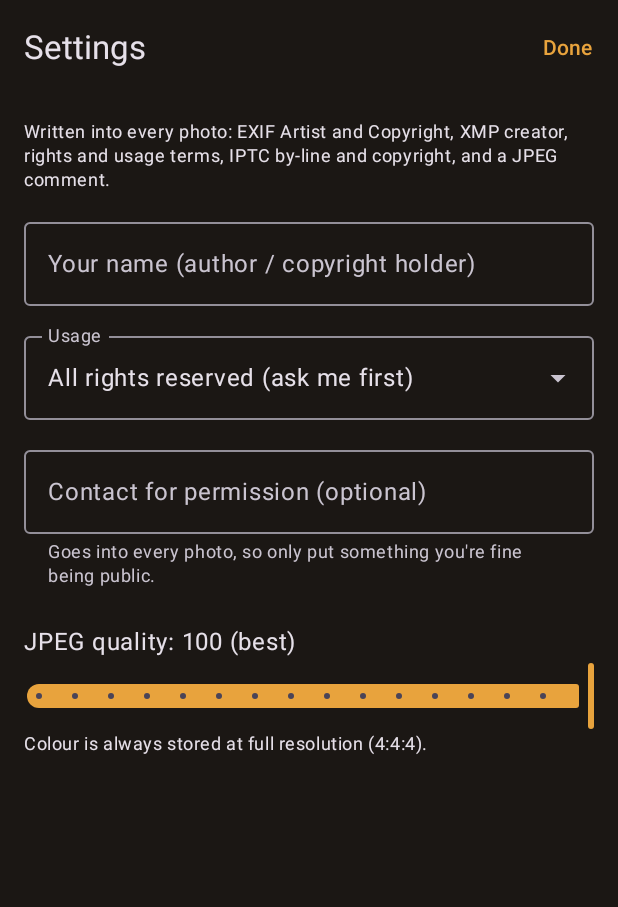
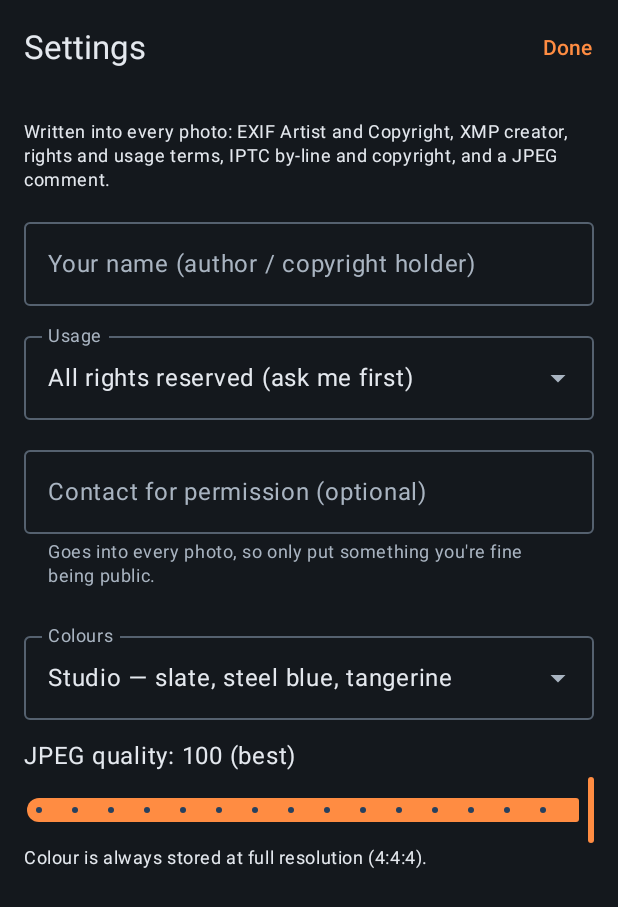
Before and after one commit to BarionStoneface/EtTu-Tiff, an Android app built with Jetpack Compose: the screen it shows after launch (MainActivity), after a tap on "Settings", on a phone screen of 412 x 824 dp. Shown: the top 907 px of the screen. Run offline under Robolectric (Android 15) with nearby library versions, the phone set to English and light mode, and no system bars.

Commit message:
Fix keyboard gap, add finish screen with photo/folder links, colour themes
- Keyboard inset applied once; the Convert bar hides while typing.
- Done screen shows where each roll's JPEGs are, with View photos,
  Open folder and Back to home.
- Themes: Studio (new default: slate, steel blue, tangerine), Daylight,
  Darkroom, and Match my phone's wallpaper colours.

Co-Authored-By: Claude Opus 5.5 <noreply@anthropic.com>
Claude-Session: https://claude.ai/code/session_013qUTYWtfU7oaXX5f4yReGR

```diff
--- a/android/app/src/main/java/com/barion/filmscans/MainActivity.kt
+++ b/android/app/src/main/java/com/barion/filmscans/MainActivity.kt
@@ -1,15 +1,15 @@
 package com.barion.filmscans
 
+import android.graphics.Color
 import android.os.Bundle
 import android.view.WindowManager
 import androidx.activity.ComponentActivity
+import androidx.activity.SystemBarStyle
 import androidx.activity.compose.setContent
 import androidx.activity.enableEdgeToEdge
 import androidx.activity.viewModels
 import androidx.compose.material3.MaterialTheme
-import androidx.compose.material3.darkColorScheme
 import androidx.compose.runtime.LaunchedEffect
-import androidx.compose.ui.graphics.Color
 
 class MainActivity : ComponentActivity() {
     private val model: AppModel by viewModels()
@@ -18,24 +18,19 @@ class MainActivity : ComponentActivity() {
         super.onCreate(savedInstanceState)
         enableEdgeToEdge()
         setContent {
+            val theme = model.theme
+            // Status bar icons follow the app's theme, not the phone's dark mode.
+            LaunchedEffect(theme) {
+                val bars = if (theme.dark) SystemBarStyle.dark(Color.TRANSPARENT)
+                else SystemBarStyle.light(Color.TRANSPARENT, Color.TRANSPARENT)
+                enableEdgeToEdge(statusBarStyle = bars, navigationBarStyle = bars)
+            }
             // Keep the screen on while converting, so the phone doesn't sleep mid-roll.
             LaunchedEffect(model.phase) {
                 if (model.phase == Phase.Converting) window.addFlags(WindowManager.LayoutParams.FLAG_KEEP_SCREEN_ON)
                 else window.clearFlags(WindowManager.LayoutParams.FLAG_KEEP_SCREEN_ON)
             }
-            MaterialTheme(colorScheme = Colors) { App(model) }
+            MaterialTheme(colorScheme = theme.colors(this)) { App(model) }
         }
     }
 }
-
-private val Colors = darkColorScheme(
-    primary = Color(0xFFE8A33D),
-    onPrimary = Color(0xFF2A1A00),
-    secondary = Color(0xFFD9C2A6),
-    background = Color(0xFF1B1714),
-    surface = Color(0xFF1B1714),
-    surfaceVariant = Color(0xFF2B2520),
-    surfaceContainer = Color(0xFF26211D),
-    surfaceContainerHigh = Color(0xFF2E2823),
-    error = Color(0xFFFF8A80),
-)
--- a/android/app/src/main/java/com/barion/filmscans/Rolls.kt
+++ b/android/app/src/main/java/com/barion/filmscans/Rolls.kt
@@ -56,6 +56,7 @@ class ScanFile(
     val error: String?,
 ) {
     var newName by mutableStateOf(stem(name))
+    @Volatile var done = false
 }
 
 class Roll(
@@ -80,6 +81,8 @@ class Roll(
     var deleteSidecars by mutableStateOf(true)
     var dateOverride by mutableStateOf("")
     var include by mutableStateOf(true)
+    /** The folder's address after renaming (renaming changes it). */
+    var outputUri: Uri? = null
 
     val undated get() = files.count { !it.date.embedded }
     val scanners get() = files.mapNotNull { it.scanner }.distinct()
@@ -263,6 +266,7 @@ object Rolls {
         if (newName.isEmpty() || newName == roll.name) return null
         return try {
             val r = DocumentsContract.renameDocument(ctx.contentResolver, roll.folder.uri, newName)
+            roll.outputUri = r
             if (r == null) "couldn't rename the folder" else null
         } catch (e: Exception) {
             if (roll.isRoot) "the folder you picked can't be renamed from inside the app; rename it to \"$newName\" in My Files"
--- /dev/null
+++ b/android/app/src/main/java/com/barion/filmscans/Theme.kt
@@ -0,0 +1,97 @@
+package com.barion.filmscans
+
+import android.content.Context
+import android.os.Build
+import androidx.compose.material3.ColorScheme
+import androidx.compose.material3.darkColorScheme
+import androidx.compose.material3.dynamicDarkColorScheme
+import androidx.compose.material3.lightColorScheme
+import androidx.compose.ui.graphics.Color
+
+enum class AppTheme(val label: String, val dark: Boolean) {
+    STUDIO("Studio — slate, steel blue, tangerine", true),
+    DAYLIGHT("Daylight — light grey, blue, tangerine", false),
+    DARKROOM("Darkroom — deep brown, amber safelight", true),
+    SYSTEM("Match my phone's wallpaper colours", true);
+
+    fun colors(ctx: Context): ColorScheme = when (this) {
+        STUDIO -> Studio
+        DAYLIGHT -> Daylight
+        DARKROOM -> Darkroom
+        SYSTEM -> if (Build.VERSION.SDK_INT >= 31) dynamicDarkColorScheme(ctx) else Studio
+    }
+}
+
+private val Tangerine = Color(0xFFFF8C42)
+
+/** The default: blue-tinted charcoal greys, steel blue, and a tangerine highlight. */
+private val Studio = darkColorScheme(
+    primary = Tangerine,
+    onPrimary = Color(0xFF2E1400),
+    primaryContainer = Color(0xFF5C2C0A),
+    onPrimaryContainer = Color(0xFFFFDBC7),
+    secondary = Color(0xFF8FB4E3),
+    onSecondary = Color(0xFF0B1E36),
+    secondaryContainer = Color(0xFF26405F),
+    onSecondaryContainer = Color(0xFFD6E5FA),
+    tertiary = Color(0xFFB7C8DE),
+    background = Color(0xFF14181D),
+    onBackground = Color(0xFFE4E8EE),
+    surface = Color(0xFF14181D),
+    onSurface = Color(0xFFE4E8EE),
+    surfaceVariant = Color(0xFF2A333E),
+    onSurfaceVariant = Color(0xFFA9B4C1),
+    surfaceContainerLowest = Color(0xFF101318),
+    surfaceContainerLow = Color(0xFF191E24),
+    surfaceContainer = Color(0xFF1D232A),
+    surfaceContainerHigh = Color(0xFF232A33),
+    surfaceContainerHighest = Color(0xFF29313B),
+    outline = Color(0xFF55616F),
+    outlineVariant = Color(0xFF36404B),
+    error = Color(0xFFFF8A80),
+)
+
+private val Daylight = lightColorScheme(
+    primary = Color(0xFFD9560B),
+    onPrimary = Color.White,
+    primaryContainer = Color(0xFFFFDBC7),
+    onPrimaryContainer = Color(0xFF3A1600),
+    secondary = Color(0xFF2E5E96),
+    onSecondary = Color.White,
+    secondaryContainer = Color(0xFFD5E4F7),
+    onSecondaryContainer = Color(0xFF0B2442),
+    tertiary = Color(0xFF4A6480),
+    background = Color(0xFFF2F4F7),
+    onBackground = Color(0xFF1A2129),
+    surface = Color(0xFFF2F4F7),
+    onSurface = Color(0xFF1A2129),
+    surfaceVariant = Color(0xFFDDE3EA),
+    onSurfaceVariant = Color(0xFF475361),
+    surfaceContainerLowest = Color.White,
+    surfaceContainerLow = Color(0xFFF8F9FB),
+    surfaceContainer = Color(0xFFFFFFFF),
+    surfaceContainerHigh = Color(0xFFFFFFFF),
+    surfaceContainerHighest = Color(0xFFFFFFFF),
+    outline = Color(0xFF8793A1),
+    outlineVariant = Color(0xFFCBD3DC),
+    error = Color(0xFFBA1A1A),
+)
+
+private val Darkroom = darkColorScheme(
+    primary = Color(0xFFE8A33D),
+    onPrimary = Color(0xFF2A1A00),
+    primaryContainer = Color(0xFF5A3A08),
+    onPrimaryContainer = Color(0xFFFFDDB0),
+    secondary = Color(0xFFD9C2A6),
+    secondaryContainer = Color(0xFF4A3B2B),
+    onSecondaryContainer = Color(0xFFF5E1C8),
+    background = Color(0xFF1B1714),
+    surface = Color(0xFF1B1714),
+    surfaceVariant = Color(0xFF2B2520),
+    surfaceContainerLow = Color(0xFF221D19),
+    surfaceContainer = Color(0xFF26211D),
+    surfaceContainerHigh = Color(0xFF2E2823),
+    surfaceContainerHighest = Color(0xFF342D27),
+    outline = Color(0xFF6B5E52),
+    error = Color(0xFFFF8A80),
+)
--- a/android/app/src/main/java/com/barion/filmscans/Ui.kt
+++ b/android/app/src/main/java/com/barion/filmscans/Ui.kt
@@ -14,7 +14,10 @@ import androidx.compose.foundation.layout.Spacer
 import androidx.compose.foundation.layout.fillMaxSize
 import androidx.compose.foundation.layout.fillMaxWidth
 import androidx.compose.foundation.layout.height
+import androidx.compose.foundation.layout.WindowInsets
+import androidx.compose.foundation.layout.consumeWindowInsets
 import androidx.compose.foundation.layout.imePadding
+import androidx.compose.foundation.layout.isImeVisible
 import androidx.compose.foundation.layout.padding
 import androidx.compose.foundation.layout.width
 import androidx.compose.foundation.lazy.LazyColumn
@@ -51,7 +54,11 @@ import androidx.compose.runtime.remember
 import androidx.compose.runtime.setValue
 import androidx.compose.ui.Alignment
 import androidx.compose.ui.Modifier
+import androidx.compose.ui.platform.LocalContext
+import androidx.compose.ui.text.SpanStyle
+import androidx.compose.ui.text.buildAnnotatedString
 import androidx.compose.ui.text.font.FontWeight
+import androidx.compose.ui.text.withStyle
 import androidx.compose.ui.text.input.KeyboardType
 import androidx.compose.ui.unit.dp
 import com.barion.filmscans.core.FILM_STOCKS
@@ -66,7 +73,7 @@ private val PUSH_OPTIONS = listOf(-2 to "Pull −2", -1 to "Pull −1", 0 to "Bo
 private val DAY = DateTimeFormatter.ofPattern("yyyy-MM-dd")
 private val MINUTE = DateTimeFormatter.ofPattern("yyyy-MM-dd HH:mm")
 
-@OptIn(ExperimentalMaterial3Api::class)
+@OptIn(ExperimentalMaterial3Api::class, ExperimentalLayoutApi::class)
 @Composable
 fun App(m: AppModel) {
     var settings by remember { mutableStateOf(false) }
@@ -80,7 +87,13 @@ fun App(m: AppModel) {
     Scaffold(
         topBar = {
             TopAppBar(
-                title = { Text(if (settings) "Settings" else "Et Tu, Tiff?") },
+                title = {
+                    if (settings) Text("Settings")
+                    else Text(buildAnnotatedString {
+                        append("Et Tu, Tiff")
+                        withStyle(SpanStyle(color = MaterialTheme.colorScheme.primary, fontWeight = FontWeight.Bold)) { append("?") }
+                    })
+                },
                 actions = {
                     if (settings) TextButton(onClick = { m.saveSettings(); settings = false }) { Text("Done") }
                     else if (m.phase != Phase.Converting) TextButton(onClick = { settings = true }) { Text("Settings") }
@@ -88,24 +101,27 @@ fun App(m: AppModel) {
             )
         },
         bottomBar = {
-            if (!settings && m.phase == Phase.Ready) {
+            // Hidden while typing, so the keyboard doesn't push it up over the fields.
+            if (!settings && m.phase == Phase.Ready && !WindowInsets.isImeVisible) {
                 val n = m.rolls.filter { it.include }.sumOf { it.files.size }
                 val blocked = m.rolls.any { it.include && it.problems().isNotEmpty() }
                 Button(
                     onClick = { confirm = true },
                     enabled = n > 0 && !blocked,
-                    modifier = Modifier.fillMaxWidth().padding(16.dp).imePadding(),
+                    modifier = Modifier.fillMaxWidth().padding(16.dp),
                 ) { Text(if (blocked) "Fix the issues marked in red" else "Convert $n scans") }
             }
         },
     ) { pad ->
-        Column(Modifier.padding(pad).fillMaxSize()) {
+        // The keyboard inset is applied once, here, after what the bars already cover.
+        Column(Modifier.padding(pad).consumeWindowInsets(pad).imePadding().fillMaxSize()) {
             when {
                 settings -> SettingsScreen(m)
                 m.phase == Phase.Start -> StartScreen(m) { picker.launch(null) }
                 m.phase == Phase.Scanning -> Busy("Reading scans…", m.status)
                 m.phase == Phase.Ready -> RollList(m)
-                else -> ProgressScreen(m) { m.reset() }
+                m.phase == Phase.Converting -> ProgressScreen(m)
+                else -> DoneScreen(m)
             }
         }
     }
@@ -119,8 +135,8 @@ private fun StartScreen(m: AppModel, pick: () -> Unit) {
         Text("Turns folders of TIFF scans into full-quality JPEGs, one roll per folder.",
             style = MaterialTheme.typography.bodyLarge)
         Text("Keeps the pixels, colour profile, DPI, scanner and original scan date. Drops location and " +
-            "everything else, then adds your camera, film, push/pull and copyright. Deletes each TIFF only " +
-            "after its JPEG checks out.", style = MaterialTheme.typography.bodyMedium)
+            "everything else, then adds your camera, film, push/pull and copyright. JPEGs are saved in the " +
+            "same folder as their TIFFs; you choose whether the TIFFs are replaced or kept.", style = MaterialTheme.typography.bodyMedium)
         if (m.author.isBlank()) Text("Add your name in Settings first, so the copyright gets written.",
             color = MaterialTheme.colorScheme.primary)
         Button(onClick = pick, modifier = Modifier.fillMaxWidth()) { Text("Choose scans folder") }
@@ -143,7 +159,7 @@ private fun Busy(title: String, detail: String) {
 @Composable
 private fun RollList(m: AppModel) {
     LazyColumn(
-        Modifier.fillMaxSize().imePadding(),
+        Modifier.fillMaxSize(),
         contentPadding = PaddingValues(12.dp),
         verticalArrangement = Arrangement.spacedBy(12.dp),
     ) {
@@ -283,19 +299,13 @@ private fun ConfirmDialog(m: AppModel, onDismiss: () -> Unit, onGo: () -> Unit)
 }
 
 @Composable
-private fun ProgressScreen(m: AppModel, again: () -> Unit) {
+private fun ProgressScreen(m: AppModel) {
     Column(Modifier.fillMaxSize().padding(16.dp), verticalArrangement = Arrangement.spacedBy(10.dp)) {
-        if (m.phase == Phase.Converting) {
-            Text("Converting ${m.status}… ${m.done} of ${m.total}")
-            LinearProgressIndicator(progress = { if (m.total == 0) 0f else m.done.toFloat() / m.total }, modifier = Modifier.fillMaxWidth())
-            LinearProgressIndicator(progress = { m.fileProgress }, modifier = Modifier.fillMaxWidth())
-            Text("Keep the app open until it's done.", style = MaterialTheme.typography.bodySmall)
-        } else {
-            val failed = m.log.count { it.startsWith("✗") }
-            Text(if (failed == 0) "Done. ${m.total} scans converted." else "Done, with $failed problem(s). Those TIFFs are untouched.",
-                style = MaterialTheme.typography.titleMedium)
-            Button(onClick = again, modifier = Modifier.fillMaxWidth()) { Text("Convert another folder") }
-        }
+        Text("Converting ${m.status}… ${m.done} of ${m.total}")
+        LinearProgressIndicator(progress = { if (m.total == 0) 0f else m.done.toFloat() / m.total }, modifier = Modifier.fillMaxWidth())
+        LinearProgressIndicator(progress = { m.fileProgress }, modifier = Modifier.fillMaxWidth(),
+            color = MaterialTheme.colorScheme.secondary)
+        Text("Keep the app open until it's done.", style = MaterialTheme.typography.bodySmall)
         LazyColumn(Modifier.fillMaxSize()) {
             itemsIndexed(m.log.reversed()) { _, line -> Text(line, style = MaterialTheme.typography.bodySmall) }
         }
@@ -303,8 +313,43 @@ private fun ProgressScreen(m: AppModel, again: () -> Unit) {
 }
 
 @Composable
+private fun DoneScreen(m: AppModel) {
+    val ctx = LocalContext.current
+    var details by remember { mutableStateOf(false) }
+    val failed = m.log.count { it.startsWith("✗") }
+    val made = m.outputs.sumOf { it.count }
+    LazyColumn(Modifier.fillMaxSize(), contentPadding = PaddingValues(16.dp), verticalArrangement = Arrangement.spacedBy(12.dp)) {
+        item {
+            Text(if (failed == 0) "Done — $made JPEGs saved." else "Done — $made saved, $failed didn't convert.",
+                style = MaterialTheme.typography.headlineSmall)
+            if (failed > 0) Text("The TIFFs that didn't convert are untouched.", style = MaterialTheme.typography.bodySmall)
+        }
+        items(m.outputs, key = { it.roll.folder.uri.toString() }) { o ->
+            Card(Modifier.fillMaxWidth()) {
+                Column(Modifier.padding(14.dp), verticalArrangement = Arrangement.spacedBy(8.dp)) {
+                    Text(o.folderName, style = MaterialTheme.typography.titleMedium, fontWeight = FontWeight.SemiBold)
+                    Text("${o.count} JPEG(s) in ${Places.label(o.roll.outputUri ?: o.roll.folder.uri)}",
+                        style = MaterialTheme.typography.bodySmall)
+                    Row(horizontalArrangement = Arrangement.spacedBy(8.dp)) {
+                        Button(onClick = { Places.viewPhotos(ctx, o) }, enabled = o.firstJpeg != null) { Text("View photos") }
+                        OutlinedButton(onClick = { Places.openFolder(ctx, o) }) { Text("Open folder") }
+                    }
+                }
+            }
+        }
+        item {
+            Button(onClick = { m.reset() }, modifier = Modifier.fillMaxWidth()) { Text("Back to home") }
+        }
+        item {
+            TextButton(onClick = { details = !details }) { Text(if (details) "Hide details" else "Show details (${m.log.size})") }
+        }
+        if (details) items(m.log.toList()) { line -> Text(line, style = MaterialTheme.typography.bodySmall) }
+    }
+}
+
+@Composable
 private fun SettingsScreen(m: AppModel) {
-    LazyColumn(Modifier.fillMaxSize().imePadding(), contentPadding = PaddingValues(16.dp),
+    LazyColumn(Modifier.fillMaxSize(), contentPadding = PaddingValues(16.dp),
         verticalArrangement = Arrangement.spacedBy(12.dp)) {
         item {
             Text("Written into every photo: EXIF Artist and Copyright, XMP creator, rights and usage terms, " +
@@ -327,6 +372,10 @@ private fun SettingsScreen(m: AppModel) {
             val c = m.credits()
             if (c.author.isNotBlank()) Text("${Metadata.copyrightNotice(c, LocalDate.now().year)}\n${Metadata.usageTerms(c)}",
                 style = MaterialTheme.typography.bodySmall)
+        }
+        item {
+            PickField("Colours", m.theme.label, AppTheme.entries.map { it.label },
+                { l -> m.theme = AppTheme.entries.first { it.label == l } }, Modifier.fillMaxWidth())
         }
         item {
             Text("JPEG quality: ${m.quality}${if (m.quality == 100) " (best)" else ""}")
--- a/android/app/src/main/res/drawable/ic_launcher_foreground.xml
+++ b/android/app/src/main/res/drawable/ic_launcher_foreground.xml
@@ -3,10 +3,10 @@
 <vector xmlns:android="http://schemas.android.com/apk/res/android"
     android:width="108dp" android:height="108dp"
     android:viewportWidth="108" android:viewportHeight="108">
-    <path android:fillColor="#FFE8A33D"
+    <path android:fillColor="#FFFF8C42"
         android:pathData="M30,34h48v40h-48z" />
-    <path android:fillColor="#FF1B1714"
+    <path android:fillColor="#FF14181D"
         android:pathData="M36,44h36v20h-36z" />
-    <path android:fillColor="#FF1B1714"
+    <path android:fillColor="#FF14181D"
         android:pathData="M34,37h4v4h-4zM44,37h4v4h-4zM54,37h4v4h-4zM64,37h4v4h-4zM72,37h4v4h-4zM34,67h4v4h-4zM44,67h4v4h-4zM54,67h4v4h-4zM64,67h4v4h-4zM72,67h4v4h-4z" />
 </vector>
--- a/android/app/src/main/res/values/colors.xml
+++ b/android/app/src/main/res/values/colors.xml
@@ -1,5 +1,5 @@
 <?xml version="1.0" encoding="utf-8"?>
 <resources>
-    <color name="window">#FF1B1714</color>
-    <color name="launcher_background">#FF1B1714</color>
+    <color name="window">#FF14181D</color>
+    <color name="launcher_background">#FF14181D</color>
 </resources>
```
Also changed, not shown: android/app/src/main/java/com/barion/filmscans/AppModel.kt (+14 -2 lines), android/app/src/main/java/com/barion/filmscans/Places.kt (added, +54 -0 lines).
